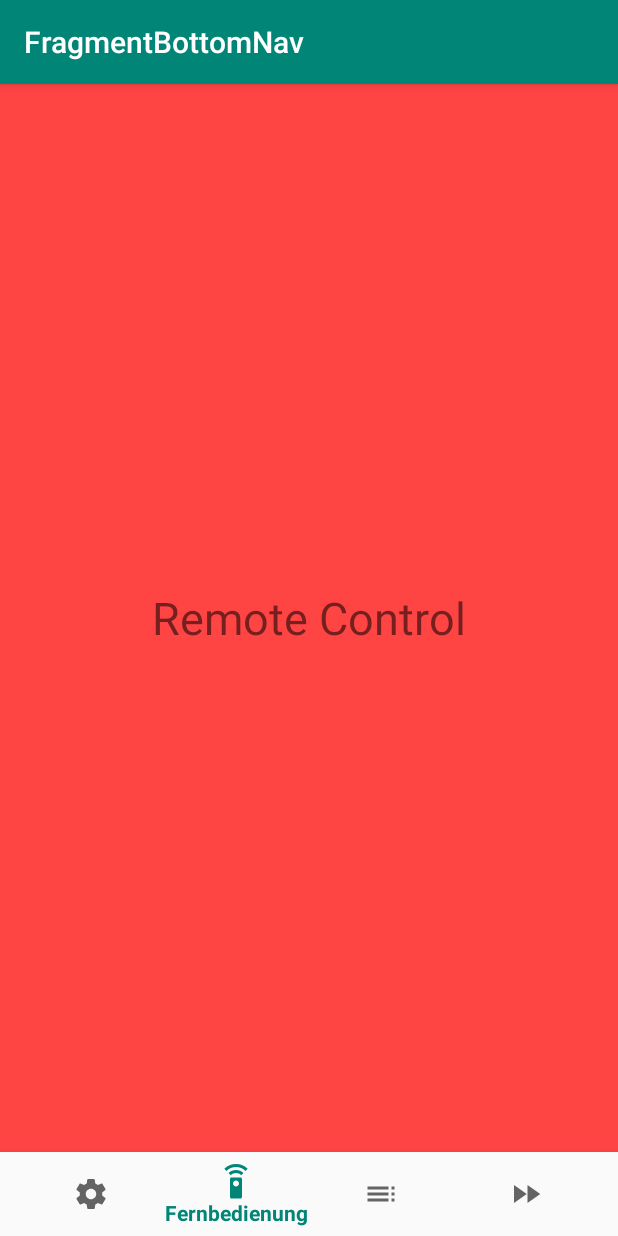
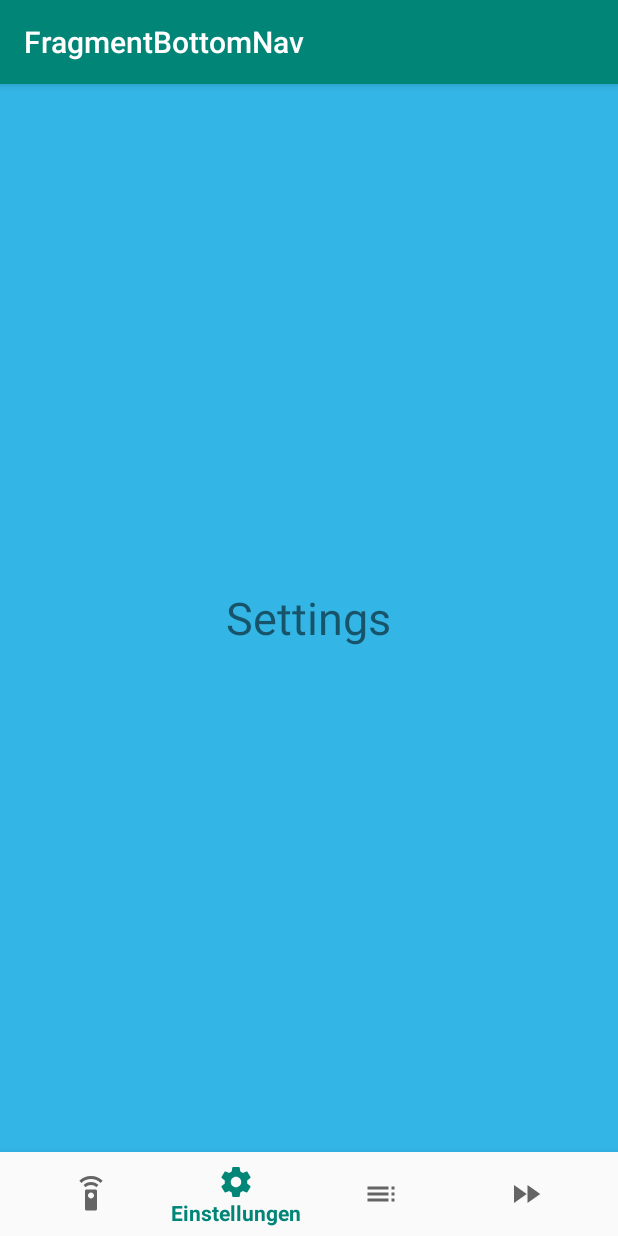
Before and after one commit to GreenSnabl/AndroidPlayground, an Android app: the screen it shows after launch (main), item 2 of the bottom bar chosen, on a phone screen of 412 x 824 dp. Run offline under Robolectric (Android 15) with nearby library versions, the phone set to English and light mode, and no system bars.

Commit message:
changed order of bottom navigation icons

```diff
--- a/FragmentBottomNav/app/src/main/res/menu/navigation.xml
+++ b/FragmentBottomNav/app/src/main/res/menu/navigation.xml
@@ -1,15 +1,15 @@
 <?xml version="1.0" encoding="utf-8"?>
 <menu xmlns:android="http://schemas.android.com/apk/res/android">
+    <item
+        android:id="@+id/nav_remote"
+        android:icon="@drawable/remote"
+        android:title="@string/remote"
+        />
 
     <item
         android:id="@+id/nav_settings"
         android:icon="@drawable/settings"
         android:title="@string/settings"
-        />
-    <item
-        android:id="@+id/nav_remote"
-        android:icon="@drawable/remote"
-        android:title="@string/remote"
         />
     <item
         android:id="@+id/nav_channels"
```
